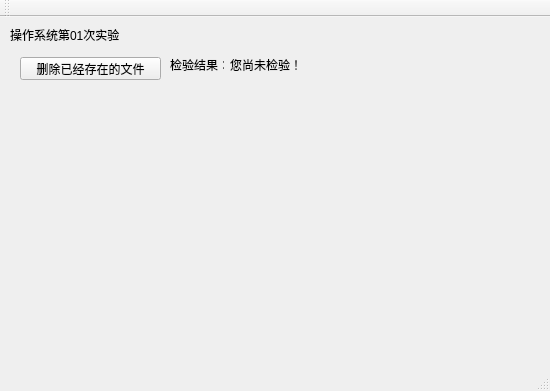
First picture: the form in mainwindow.ui, repository Carlos-yyt/OSExperiments, before the edit.
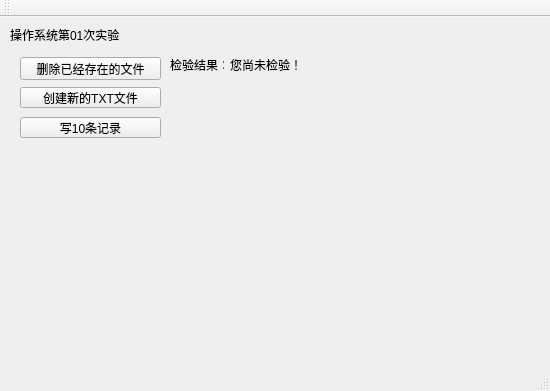
Second picture: the form after the edit.

Commit message: + 还差时钟，明天搞。 + 另外，删除文件也有问题，删不掉。 ============== 10月13日就要考托福了，赶紧写完了专心复习……感觉这一次又要白给。

```diff
--- a/mainwindow.ui
+++ b/mainwindow.ui
@@ -58,7 +58,7 @@
      <rect>
       <x>230</x>
       <y>40</y>
-      <width>81</width>
+      <width>301</width>
       <height>16</height>
      </rect>
     </property>
@@ -66,6 +66,45 @@
      <string>您尚未检验！</string>
     </property>
    </widget>
+   <widget class="QPushButton" name="createFileBtn">
+    <property name="geometry">
+     <rect>
+      <x>20</x>
+      <y>70</y>
+      <width>141</width>
+      <height>21</height>
+     </rect>
+    </property>
+    <property name="text">
+     <string>创建新的TXT文件</string>
+    </property>
+   </widget>
+   <widget class="QLabel" name="createFileLab">
+    <property name="geometry">
+     <rect>
+      <x>170</x>
+      <y>70</y>
+      <width>371</width>
+      <height>16</height>
+     </rect>
+    </property>
+    <property name="text">
+     <string/>
+    </property>
+   </widget>
+   <widget class="QPushButton" name="writeTXTBtn">
+    <property name="geometry">
+     <rect>
+      <x>20</x>
+      <y>100</y>
+      <width>141</width>
+      <height>21</height>
+     </rect>
+    </property>
+    <property name="text">
+     <string>写10条记录</string>
+    </property>
+   </widget>
   </widget>
   <widget class="QMenuBar" name="menuBar">
    <property name="geometry">
```
Left out of the diff: 4 changed lines with no effect on the pictures. The commit also changes 3 other files.
